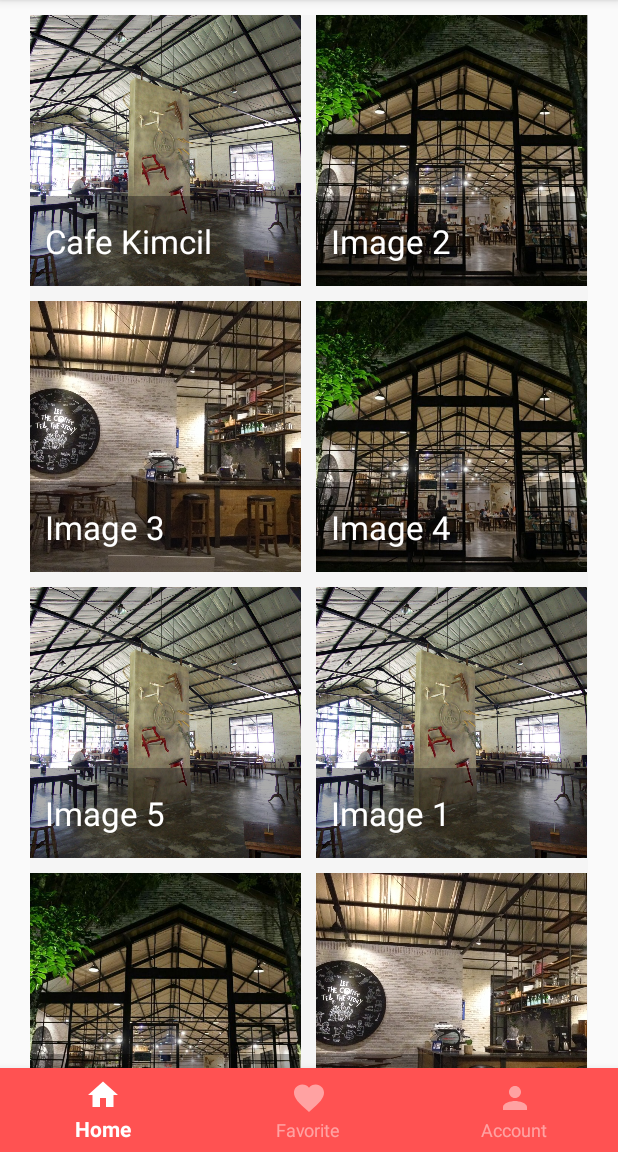
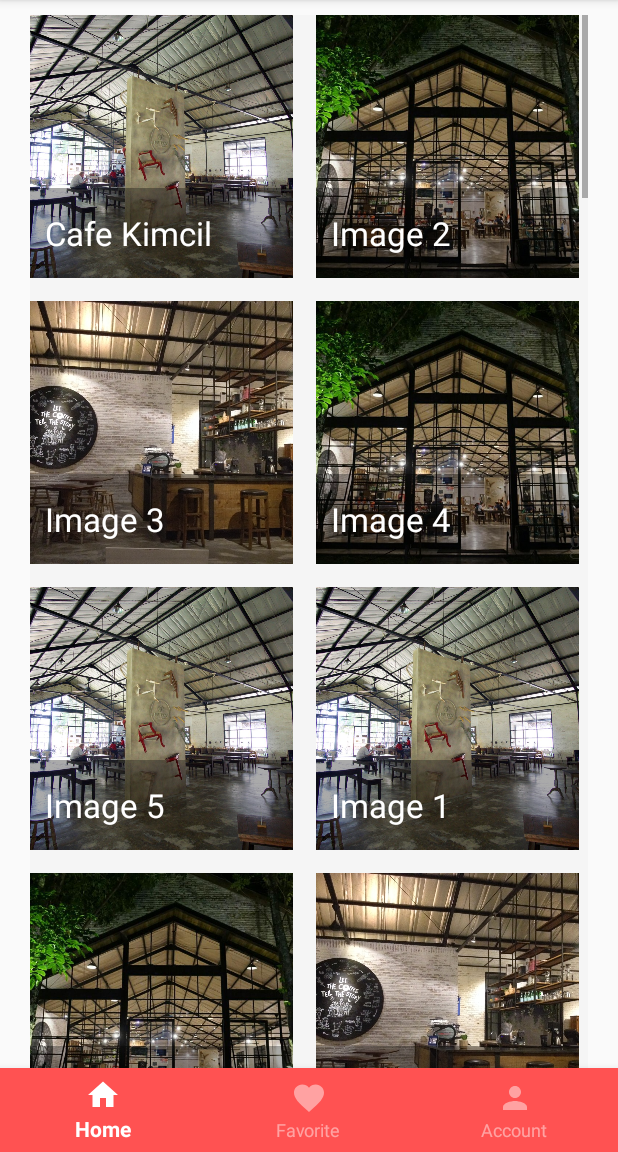
Before and after one commit to nongkiyuk/android, an Android app: the HomeFragment screen opened directly, with no data from a screen before it, on a phone screen of 412 x 824 dp, the part 84-1236 px from its top. Run offline under Robolectric (Android 15) with nearby library versions, the phone set to English and light mode, and no system bars; our stand-ins replace Picasso; pictures from the network do not load.

Commit message:
fix layout favorite ,place

```diff
--- a/app/src/main/java/com/nongkiyuk/nongkiyuk/activities/Favorite/Adapters/FavoriteAdapter.java
+++ b/app/src/main/java/com/nongkiyuk/nongkiyuk/activities/Favorite/Adapters/FavoriteAdapter.java
@@ -1,8 +1,6 @@
 package com.nongkiyuk.nongkiyuk.activities.Favorite.Adapters;
 
 import android.content.Context;
-import android.content.Intent;
-import android.net.Uri;
 import android.support.annotation.NonNull;
 import android.support.v7.widget.RecyclerView;
 import android.view.LayoutInflater;
@@ -43,11 +41,10 @@
 
         textView.setText(places.get(i).getName());
         Picasso.get().load(places.get(i).getCoverUrl()).into(coverImg);
-
         textView.setOnClickListener(new View.OnClickListener() {
             @Override
             public void onClick(View v) {
-                Toast.makeText(mContext, places.get(i).getCoverUrl(), Toast.LENGTH_LONG).show();
+                Toast.makeText(mContext, places.get(i).getDescription(), Toast.LENGTH_LONG).show();
                 String url = "google.navigation:q=" + places.get(i).getLatitude() + "," + places.get(i).getLongitude();
 //                Uri gmmIntentUri = Uri.parse(url);
 //                Intent mapIntent = new Intent(Intent.ACTION_VIEW, gmmIntentUri);
--- a/app/src/main/java/com/nongkiyuk/nongkiyuk/activities/Home/HomeFragment.java
+++ b/app/src/main/java/com/nongkiyuk/nongkiyuk/activities/Home/HomeFragment.java
@@ -18,6 +18,7 @@
 
 import com.nongkiyuk.nongkiyuk.R;
 import com.nongkiyuk.nongkiyuk.activities.Main.MainActivity;
+import com.squareup.picasso.Picasso;
 
 import java.util.ArrayList;
 import java.util.List;
--- a/app/src/main/java/com/nongkiyuk/nongkiyuk/network/ApiInterface.java
+++ b/app/src/main/java/com/nongkiyuk/nongkiyuk/network/ApiInterface.java
@@ -23,5 +23,5 @@
                                        @Field("password") String password);
 
     @GET("places/favorite")
-    Call<ResponseBody> getFavoritePlaces(@Header("Authorization") String key);
+    Call<ResponseBody> getFavoritePlaces(@Header("Authorization") String token);
 }
--- a/app/src/main/java/com/nongkiyuk/nongkiyuk/utils/SQLiteHandler.java
+++ b/app/src/main/java/com/nongkiyuk/nongkiyuk/utils/SQLiteHandler.java
@@ -24,7 +24,7 @@
 
     // Login Table Columns names
     private static final String KEY_ID = "id";
-    private static final String KEY_ACCESS_TOKEN = "name";
+    public static final String KEY_ACCESS_TOKEN = "name";
     private static final String KEY_TOKEN_TYPE = "email";
     private static final String KEY_EXPIRES_AT = "created_at";
 
--- a/app/src/main/res/layout/item_place.xml
+++ b/app/src/main/res/layout/item_place.xml
@@ -1,29 +1,32 @@
 <?xml version="1.0" encoding="utf-8"?>
-<FrameLayout
+<RelativeLayout
     xmlns:android="http://schemas.android.com/apk/res/android"
     android:orientation="horizontal"
-    android:layout_width="match_parent"
-    android:layout_height="match_parent"
+    android:layout_width="wrap_content"
+    android:layout_height="wrap_content"
+    android:paddingRight="5dp"
+    android:paddingBottom="5dp"
+
     >
     <com.nongkiyuk.nongkiyuk.utils.SquareImageView
         android:id="@+id/coverImg"
         android:layout_width="match_parent"
-        android:layout_height="match_parent"
+        android:layout_height="wrap_content"
         android:scaleType="centerCrop"
         android:src="@drawable/nongkiyuk_logo"
         />
     <TextView
         android:id="@+id/name"
         android:layout_width="match_parent"
-        android:layout_height="wrap_content"
+        android:layout_height="match_parent"
         android:paddingLeft="10dp"
         android:paddingRight="10dp"
         android:paddingTop="15dp"
         android:paddingBottom="15dp"
         android:textSize="10pt"
-        android:layout_gravity="bottom"
+        android:layout_alignParentBottom="true"
         android:textColor="@android:color/white"
         android:background="#55000000"
         />
 
-</FrameLayout>
+</RelativeLayout>
```
Also changed, not shown: app/src/main/java/com/nongkiyuk/nongkiyuk/activities/Favorite/FavoriteFragment.java (+18 -2 lines), app/src/main/res/layout/fragment_favorite.xml (+10 -3 lines).
